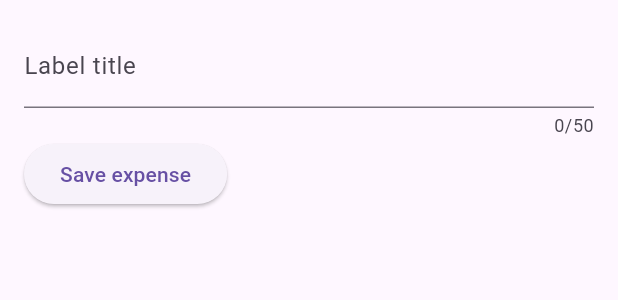
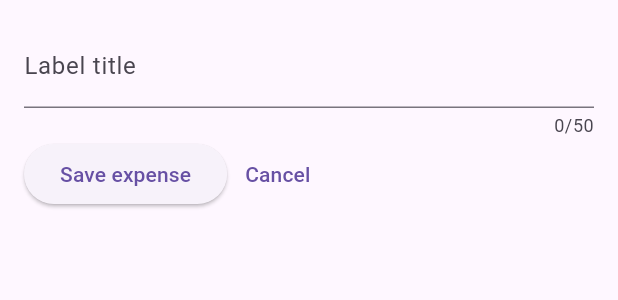
Before and after one commit to alvdev/mobile-apps, a Flutter app: the NewExpense widget shown alone on an empty page, opened directly, on a phone screen of 412 x 824 dp. Shown: the top 300 px of the screen. Run offline on Flutter 3.47's test engine with Material 2 defaults, Android fonts, the phone set to English and light mode, and no system bars; our stand-ins replace cloud_firestore, firebase_auth, firebase_core, font_awesome_flutter, google_fonts, google_sign_in and 2 more; accounts and stored records are empty.

Commit message:
add Cancel button to overlay

```diff
--- a/expenses/lib/new_expense.dart
+++ b/expenses/lib/new_expense.dart
@@ -37,6 +37,10 @@ class _NewExpenseState extends State<NewExpense> {
                 },
                 child: const Text('Save expense'),
               ),
+              TextButton(
+                onPressed: () {},
+                child: const Text('Cancel'),
+              )
             ],
           )
         ],
```
